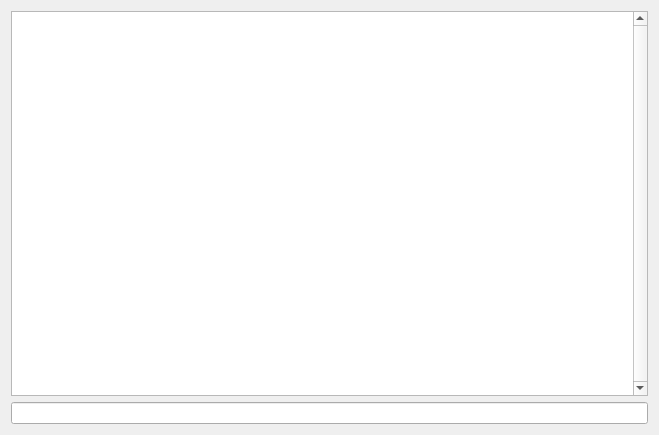
Qt form etc/client/botwindow.ui (tracer-sec/cagney) before a commit.
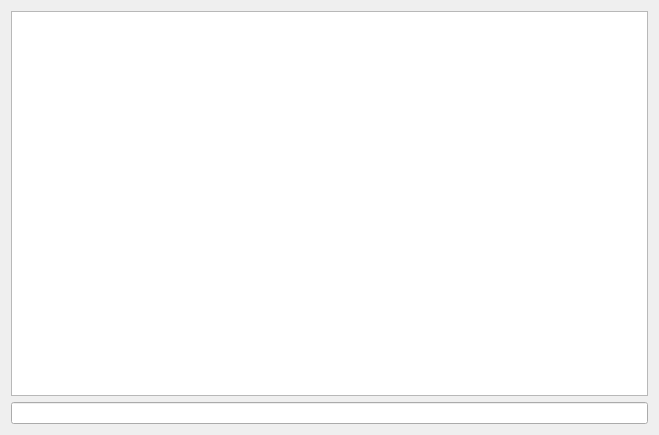
The same form after that commit.

Commit message: Prettier bot windows

Patch:
```diff
--- a/etc/client/botwindow.ui
+++ b/etc/client/botwindow.ui
@@ -15,14 +15,8 @@
   </property>
   <layout class="QVBoxLayout" name="verticalLayout">
    <item>
-    <widget class="QListView" name="textBuffer">
-     <property name="verticalScrollBarPolicy">
-      <enum>Qt::ScrollBarAlwaysOn</enum>
-     </property>
-     <property name="isWrapping" stdset="0">
-      <bool>false</bool>
-     </property>
-     <property name="wordWrap">
+    <widget class="QTextEdit" name="textBuffer">
+     <property name="readOnly">
       <bool>true</bool>
      </property>
     </widget>
```
The commit also changes 4 other files.
